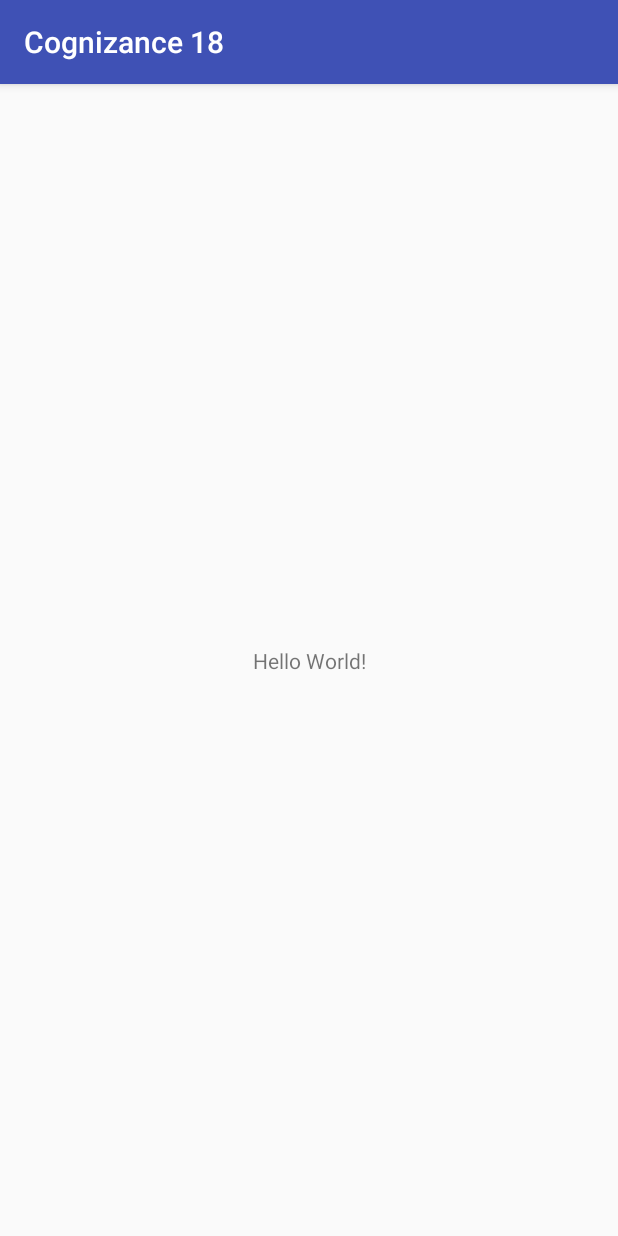
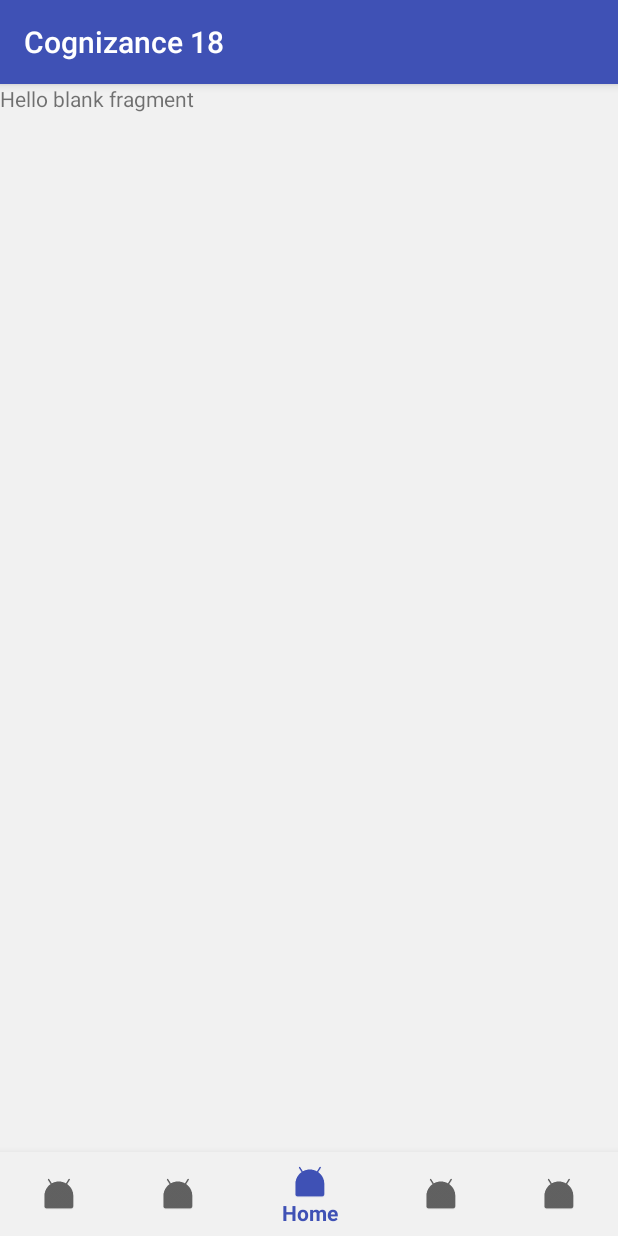
Before and after one commit to RohanBh/cogni18-app, an Android app: the screen it shows after launch (MainActivity), on a phone screen of 412 x 824 dp. Run offline under Robolectric (Android 15) with nearby library versions, the phone set to English and light mode, and no system bars.

Commit message:
bottom nav added, with fragments

```diff
--- a/app/build.gradle
+++ b/app/build.gradle
@@ -2,7 +2,7 @@ apply plugin: 'com.android.application'
 
 android {
     compileSdkVersion 26
-    buildToolsVersion "26.0.1"
+    buildToolsVersion "26.0.2"
     defaultConfig {
         applicationId "com.cognizance.cognizance18"
         minSdkVersion 19
@@ -20,11 +20,12 @@ android {
 }
 
 dependencies {
+    implementation 'com.android.support:support-v4:26.1.0'
     compile fileTree(dir: 'libs', include: ['*.jar'])
     androidTestCompile('com.android.support.test.espresso:espresso-core:2.2.2', {
         exclude group: 'com.android.support', module: 'support-annotations'
     })
+    compile 'com.android.support:design:26.1.0'
     compile 'com.android.support:appcompat-v7:26.+'
     compile 'com.android.support.constraint:constraint-layout:1.0.2'
-    testCompile 'junit:junit:4.12'
 }
--- /dev/null
+++ b/app/src/main/java/com/cognizance/cognizance18/HomeFragment.java
@@ -0,0 +1,28 @@
+package com.cognizance.cognizance18;
+
+import android.content.Context;
+import android.net.Uri;
+import android.os.Bundle;
+import android.support.v4.app.Fragment;
+import android.view.LayoutInflater;
+import android.view.View;
+import android.view.ViewGroup;
+
+
+public class HomeFragment extends Fragment {
+    public static HomeFragment newInstance() {
+        HomeFragment fragment = new HomeFragment();
+        return fragment;
+    }
+
+    @Override
+    public void onCreate(Bundle savedInstanceState) {
+        super.onCreate(savedInstanceState);
+    }
+
+    @Override
+    public View onCreateView(LayoutInflater inflater, ViewGroup container,
+                             Bundle savedInstanceState) {
+        return inflater.inflate(R.layout.fragment_home, container, false);
+    }
+}
--- a/app/src/main/java/com/cognizance/cognizance18/MainActivity.java
+++ b/app/src/main/java/com/cognizance/cognizance18/MainActivity.java
@@ -1,13 +1,54 @@
 package com.cognizance.cognizance18;
 
+import android.app.Fragment;
+import android.support.annotation.NonNull;
+import android.support.design.widget.BottomNavigationView;
+import android.support.v4.app.FragmentTransaction;
 import android.support.v7.app.AppCompatActivity;
 import android.os.Bundle;
+import android.view.MenuItem;
 
 public class MainActivity extends AppCompatActivity {
+
+    BottomNavigationView bottomNavigationView;
 
     @Override
     protected void onCreate(Bundle savedInstanceState) {
         super.onCreate(savedInstanceState);
-        setContentView(R.layout.activity_main);
+        setContentView(R.layout.front_activity);
+        bottomNavigationView = (BottomNavigationView) findViewById(R.id.navigation);
+        bottomNavigationView.getMenu().getItem(2).setChecked(true);
+        bottomNavigationView.setOnNavigationItemSelectedListener
+                (new BottomNavigationView.OnNavigationItemSelectedListener() {
+                    @Override
+                    public boolean onNavigationItemSelected(@NonNull MenuItem item) {
+                        android.support.v4.app.Fragment selectedFragment = null;
+                        switch (item.getItemId()) {
+                            case R.id.action_home:
+                                selectedFragment = HomeFragment.newInstance();
+                                break;
+                            case R.id.action_events:
+                                selectedFragment = EventsFragment.newInstance();
+                                break;
+                            case R.id.action_profile:
+                                selectedFragment = ProfileFragment.newInstance();
+                                break;
+                            case R.id.action_workshops:
+                                selectedFragment = WorkshopsFragment.newInstance();
+                                break;
+                            case R.id.action_spotlight:
+                                selectedFragment = SpotlightFragment.newInstance();
+                                break;
+                        }
+                        FragmentTransaction transaction = getSupportFragmentManager().beginTransaction();
+                        transaction.replace(R.id.container, selectedFragment);
+                        transaction.commit();
+                        return true;
+                    }
+                });
+
+        FragmentTransaction transaction = getSupportFragmentManager().beginTransaction();
+        transaction.replace(R.id.container, HomeFragment.newInstance());
+        transaction.commit();
     }
 }
--- /dev/null
+++ b/app/src/main/res/layout/fragment_home.xml
@@ -0,0 +1,13 @@
+<FrameLayout xmlns:android="http://schemas.android.com/apk/res/android"
+    xmlns:tools="http://schemas.android.com/tools"
+    android:layout_width="match_parent"
+    android:layout_height="match_parent"
+    tools:context="com.cognizance.cognizance18.HomeFragment">
+
+    <!-- TODO: Update blank fragment layout -->
+    <TextView
+        android:layout_width="match_parent"
+        android:layout_height="match_parent"
+        android:text="@string/hello_blank_fragment" />
+
+</FrameLayout>
--- /dev/null
+++ b/app/src/main/res/layout/front_activity.xml
@@ -0,0 +1,24 @@
+<?xml version="1.0" encoding="utf-8"?>
+<LinearLayout xmlns:android="http://schemas.android.com/apk/res/android"
+    android:orientation="vertical" android:layout_width="match_parent"
+    android:layout_height="match_parent"
+    xmlns:app="http://schemas.android.com/apk/res-auto">
+
+    <FrameLayout
+        android:id="@+id/container"
+        android:layout_width="match_parent"
+        android:layout_height="0dp"
+        android:layout_weight="1"
+        android:background="#f1f1f1"
+        android:animateLayoutChanges="true">
+
+    </FrameLayout>
+
+    <android.support.design.widget.BottomNavigationView
+        android:id="@+id/navigation"
+        android:background="#f1f1f1"
+        android:layout_width="match_parent"
+        android:layout_height="56dp"
+        android:layout_gravity="start"
+        app:menu="@menu/my_navigation_items" />
+</LinearLayout>
--- /dev/null
+++ b/app/src/main/res/menu/my_navigation_items.xml
@@ -0,0 +1,18 @@
+<?xml version="1.0" encoding="utf-8"?>
+<menu xmlns:android="http://schemas.android.com/apk/res/android">
+    <item android:id="@+id/action_events"
+        android:title="@string/nav_one"
+        android:icon="@mipmap/ic_launcher" />
+    <item android:id="@+id/action_workshops"
+        android:title="@string/nav_two"
+        android:icon="@mipmap/ic_launcher" />
+    <item android:id="@+id/action_home"
+        android:title="@string/nav_three"
+        android:icon="@mipmap/ic_launcher" />
+    <item android:id="@+id/action_profile"
+        android:title="@string/nav_four"
+        android:icon="@mipmap/ic_launcher" />
+    <item android:id="@+id/action_spotlight"
+        android:title="@string/nav_five"
+        android:icon="@mipmap/ic_launcher" />
+</menu>
--- a/app/src/main/res/values/strings.xml
+++ b/app/src/main/res/values/strings.xml
@@ -1,3 +1,13 @@
 <resources>
     <string name="app_name">Cognizance 18</string>
+    <string name="nav_one">Events</string>
+    <string name="nav_two">Workshops</string>
+    <string name="nav_three">Home</string>
+    <string name="nav_four">Your Profile</string>
+    <string name="nav_five">Spotlight</string>
+
+    <!-- TODO: Remove or change this placeholder text -->
+    <string name="hello_blank_fragment">Hello blank fragment</string>
+
+
 </resources>
--- a/build.gradle
+++ b/build.gradle
@@ -3,9 +3,10 @@
 buildscript {
     repositories {
         jcenter()
+        google()
     }
     dependencies {
-        classpath 'com.android.tools.build:gradle:2.3.3'
+        classpath 'com.android.tools.build:gradle:3.0.1'
 
         // NOTE: Do not place your application dependencies here; they belong
         // in the individual module build.gradle files
@@ -15,6 +16,7 @@ buildscript {
 allprojects {
     repositories {
         jcenter()
+        google()
     }
 }
 
```
Also changed, not shown: app/src/main/java/com/cognizance/cognizance18/EventsFragment.java (added, +28 -0 lines), app/src/main/java/com/cognizance/cognizance18/ProfileFragment.java (added, +27 -0 lines), app/src/main/java/com/cognizance/cognizance18/SpotlightFragment.java (added, +27 -0 lines), app/src/main/java/com/cognizance/cognizance18/WorkshopsFragment.java (added, +27 -0 lines), app/src/main/res/layout/fragment_events.xml (added, +13 -0 lines), app/src/main/res/layout/fragment_profile.xml (added, +13 -0 lines), app/src/main/res/layout/fragment_spotlight.xml (added, +13 -0 lines), app/src/main/res/layout/fragment_workshops.xml (added, +13 -0 lines), gradle/wrapper/gradle-wrapper.properties.
